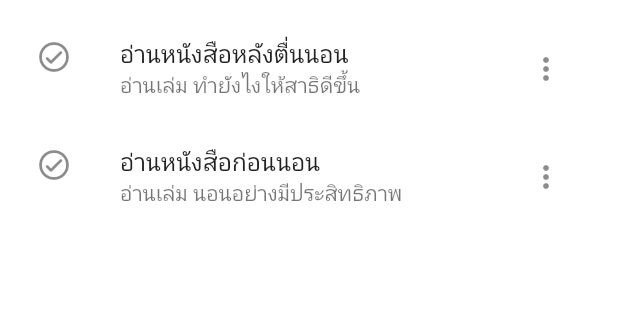
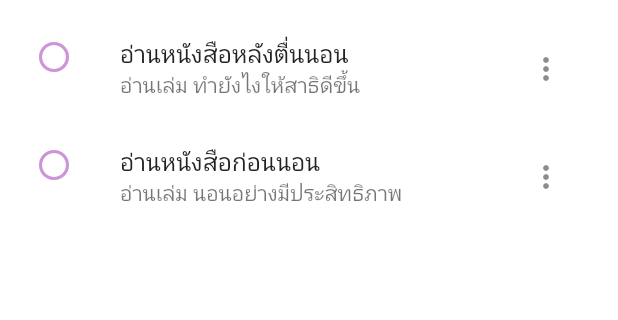
Before and after one commit to runyasak/todo_flutter_odds, a Flutter app: the screen it shows after launch, on a phone screen of 412 x 824 dp, the part 602-922 px from its top. Run offline on Flutter 3.47's test engine with Material 2 defaults, Android fonts, the phone set to English and light mode, and no system bars; our stand-ins replace google_fonts; Roboto replaces fonts that are missing (Kanit).

Commit message:
feat: implement dynamic icon

```diff
--- a/lib/screens/home.dart
+++ b/lib/screens/home.dart
@@ -65,7 +65,15 @@ class _HomeScreenState extends State<HomeScreen> {
                         itemBuilder: (context, index) {
                           return ListTile(
                             contentPadding: EdgeInsets.zero,
-                            leading: Icon(Icons.check_circle_outline_rounded),
+                            leading: todos[index].complete
+                                ? Icon(
+                                    Icons.check_circle_outline_rounded,
+                                    color: Colors.green,
+                                  )
+                                : Icon(
+                                    Icons.panorama_fish_eye,
+                                    color: Colors.purple.shade200,
+                                  ),
                             title: Text(todos[index].topic),
                             subtitle: Text(todos[index].msg),
                             trailing: IconButton(
```
